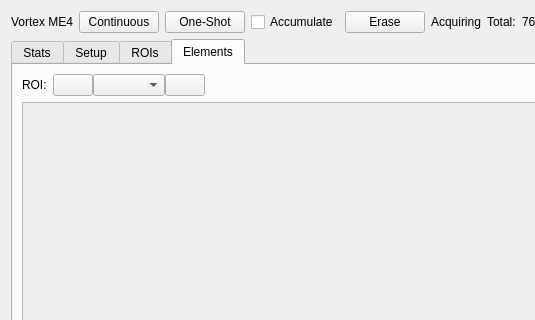
Before: the Qt Designer form src/firefly/xrf_detector.ui in spc-group/haven, drawn with Qt 5; both pictures show x 0 to 535 and y 0 to 320 of the 1071 by 759 pixel window.
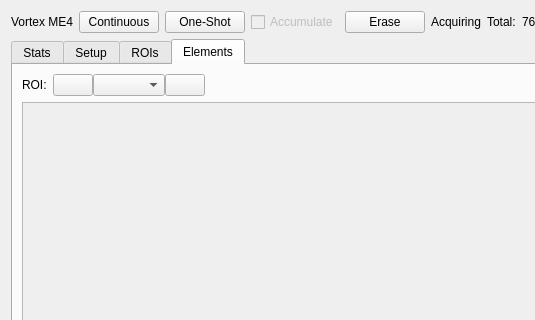
After: the same form once the commit is applied. The open tabs and pages were chosen to show the change. Custom widgets are drawn as their Qt base class.

```diff
--- a/src/firefly/xrf_detector.ui
+++ b/src/firefly/xrf_detector.ui
@@ -78,6 +78,9 @@
      </item>
      <item>
       <widget class="QCheckBox" name="accumulate_checkbox">
+       <property name="enabled">
+        <bool>false</bool>
+       </property>
        <property name="toolTip">
         <string>If checked, successive frames will be added together, if unchecked, each acquisition will be a new frame.</string>
        </property>
```
Left out of the diff: 8 changed lines with no effect on the pictures.
